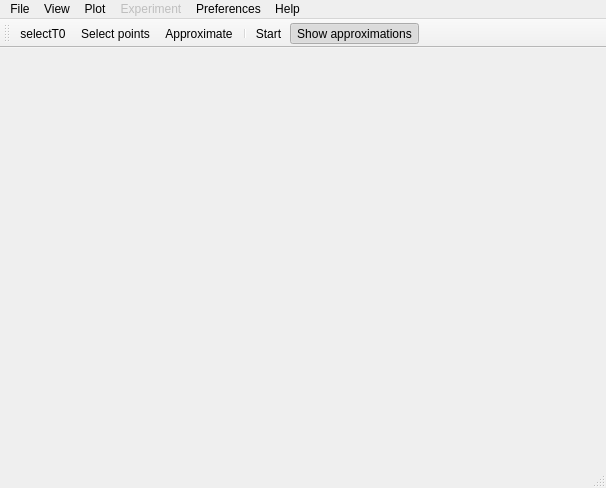
Above: src/client/mainwindow.ui from uazure/qLab before the change. Below: the same form after it.
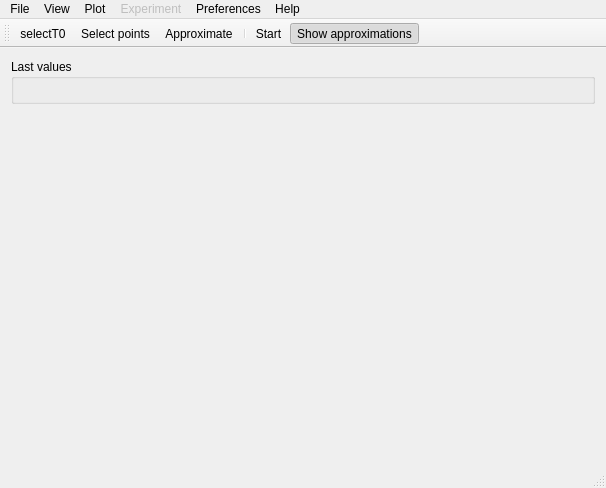
That is the form after the change.

Commit message: Implemented last measured values visualization

```diff
--- a/src/client/mainwindow.ui
+++ b/src/client/mainwindow.ui
@@ -16,7 +16,39 @@
   <widget class="QWidget" name="centralWidget">
    <layout class="QVBoxLayout" name="verticalLayout_2">
     <item>
-     <layout class="QVBoxLayout" name="plotLayout"/>
+     <layout class="QHBoxLayout" name="horizontalLayout">
+      <item>
+       <layout class="QVBoxLayout" name="plotLayout"/>
+      </item>
+      <item>
+       <layout class="QVBoxLayout" name="verticalLayout">
+        <item>
+         <widget class="QGroupBox" name="lastValuesBox">
+          <property name="toolTip">
+           <string>Last values of measured data. Double click to init</string>
+          </property>
+          <property name="title">
+           <string>Last values</string>
+          </property>
+          <layout class="QVBoxLayout" name="verticalLayout_4"/>
+         </widget>
+        </item>
+        <item>
+         <spacer name="verticalSpacer">
+          <property name="orientation">
+           <enum>Qt::Vertical</enum>
+          </property>
+          <property name="sizeHint" stdset="0">
+           <size>
+            <width>20</width>
+            <height>40</height>
+           </size>
+          </property>
+         </spacer>
+        </item>
+       </layout>
+      </item>
+     </layout>
     </item>
    </layout>
   </widget>
```
The commit also changes 4 other files.
